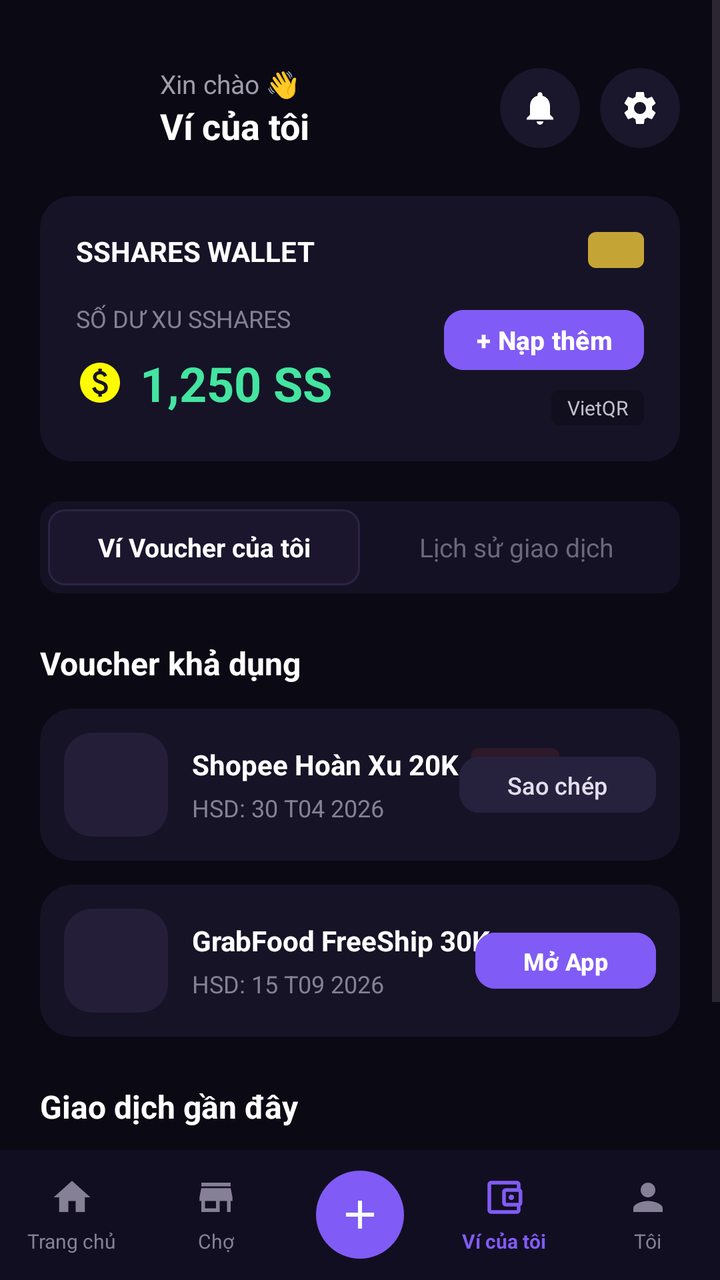
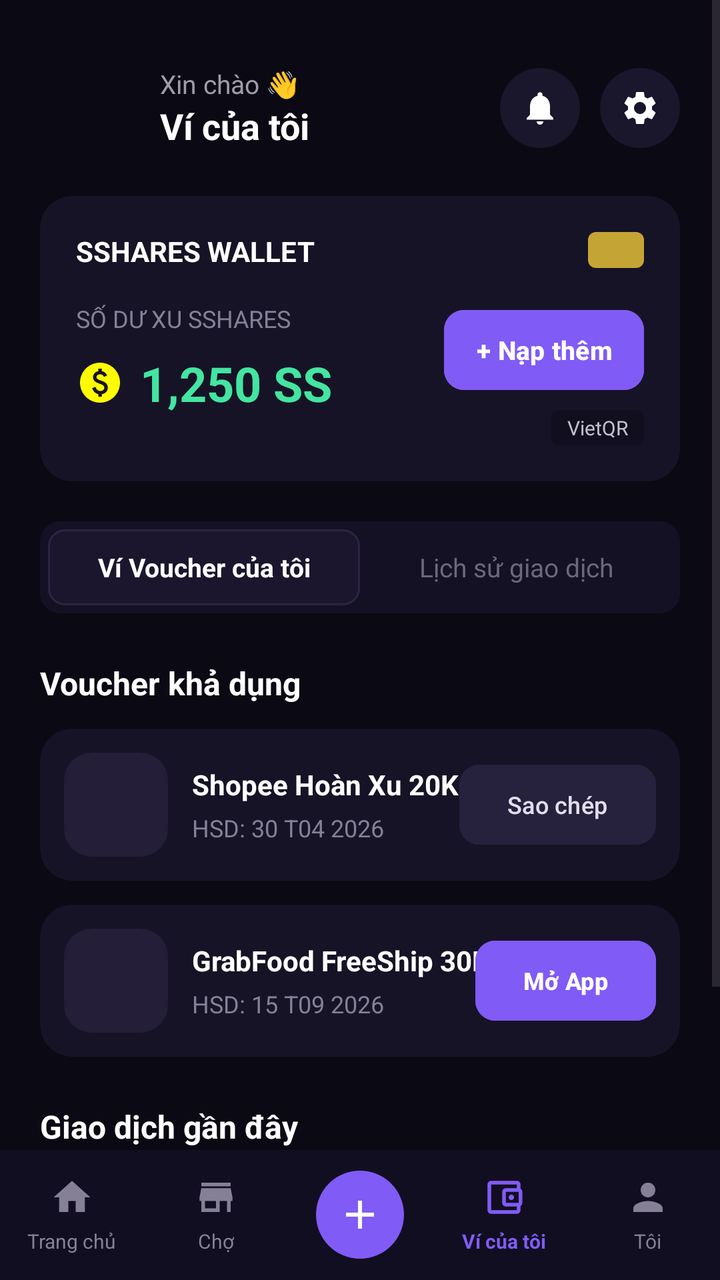

Screens rendered from an Android XML layout before and after an edit, with the pre-edit source and the edit as a unified diff.
<!-- AndroidManifest.xml: application theme Theme.SSharing -->
<!-- res/layout/activity_wallet.xml -->
<?xml version="1.0" encoding="utf-8"?>
<RelativeLayout xmlns:android="http://schemas.android.com/apk/res/android"
    xmlns:app="http://schemas.android.com/apk/res-auto"
    android:layout_width="match_parent"
    android:layout_height="match_parent"
    android:background="#0B0914">

    
    <ScrollView
        android:layout_width="match_parent"
        android:layout_height="match_parent"
        android:layout_above="@id/bottomNavigation"
        android:fillViewport="true">

        <LinearLayout
            android:layout_width="match_parent"
            android:layout_height="wrap_content"
            android:orientation="vertical"
            android:padding="20dp">

            
            <RelativeLayout
                android:layout_width="match_parent"
                android:layout_height="wrap_content"
                android:layout_marginTop="10dp"
                android:layout_marginBottom="20dp">

                <com.google.android.material.imageview.ShapeableImageView
                    android:id="@+id/imgAvatar"
                    android:layout_width="48dp"
                    android:layout_height="48dp"
                    android:scaleType="centerCrop"
                    app:shapeAppearanceOverlay="@style/CircularImage" />

                <LinearLayout
                    android:layout_width="wrap_content"
                    android:layout_height="wrap_content"
                    android:layout_centerVertical="true"
                    android:layout_marginStart="12dp"
                    android:layout_toEndOf="@id/imgAvatar"
                    android:orientation="vertical">

                    <TextView
                        android:layout_width="wrap_content"
                        android:layout_height="wrap_content"
                        android:text="Xin chào 👋"
                        android:textColor="#A09CAB"
                        android:textSize="13sp" />

                    <TextView
                        android:layout_width="wrap_content"
                        android:layout_height="wrap_content"
                        android:text="Ví của tôi"
                        android:textColor="#FFFFFF"
                        android:textSize="18sp"
                        android:textStyle="bold" />
                </LinearLayout>

                <LinearLayout
                    android:layout_width="wrap_content"
                    android:layout_height="wrap_content"
                    android:layout_alignParentEnd="true"
                    android:layout_centerVertical="true">

                    <ImageView
                        android:layout_width="40dp"
                        android:layout_height="40dp"
                        android:background="@drawable/bg_circle_icon"
                        android:padding="10dp"
                        android:src="@drawable/ic_bell"
                        app:tint="#FFFFFF" />

                    <ImageView
                        android:layout_width="40dp"
                        android:layout_height="40dp"
                        android:layout_marginStart="10dp"
                        android:background="@drawable/bg_circle_icon"
                        android:padding="10dp"
                        android:src="@drawable/ic_settings"
                        app:tint="#FFFFFF" />
                </LinearLayout>
            </RelativeLayout>

            
            <androidx.cardview.widget.CardView
                android:layout_width="match_parent"
                android:layout_height="wrap_content"
                android:layout_marginBottom="20dp"
                app:cardBackgroundColor="#161327"
                app:cardCornerRadius="16dp"
                app:cardElevation="0dp">

                <RelativeLayout
                    android:layout_width="match_parent"
                    android:layout_height="wrap_content"
                    android:padding="18dp">

                    <TextView
                        android:id="@+id/tvWalletTitle"
                        android:layout_width="wrap_content"
                        android:layout_height="wrap_content"
                        android:text="SSHARES WALLET"
                        android:textColor="#FFFFFF"
                        android:textSize="14sp"
                        android:textStyle="bold" />

                    <View
                        android:layout_width="28dp"
                        android:layout_height="18dp"
                        android:layout_alignParentEnd="true"
                        android:background="@drawable/bg_chip_gold" />

                    <TextView
                        android:id="@+id/tvBalanceLabel"
                        android:layout_width="wrap_content"
                        android:layout_height="wrap_content"
                        android:layout_below="@id/tvWalletTitle"
                        android:layout_marginTop="16dp"
                        android:text="SỐ DƯ XU SSHARES"
                        android:textColor="#858095"
                        android:textSize="12sp" />

                    <LinearLayout
                        android:layout_width="wrap_content"
                        android:layout_height="wrap_content"
                        android:layout_below="@id/tvBalanceLabel"
                        android:layout_marginTop="8dp"
                        android:gravity="center_vertical">

                        <ImageView
                            android:layout_width="24dp"
                            android:layout_height="24dp"
                            android:src="@drawable/ic_coin" />

                        <TextView
                            android:layout_width="wrap_content"
                            android:layout_height="wrap_content"
                            android:layout_marginStart="8dp"
                            android:text="1,250 SS"
                            android:textColor="#43E5A0"
                            android:textSize="24sp"
                            android:textStyle="bold" />
                    </LinearLayout>

                    <LinearLayout
                        android:layout_width="wrap_content"
                        android:layout_height="wrap_content"
                        android:layout_below="@id/tvWalletTitle"
                        android:layout_alignParentEnd="true"
                        android:layout_marginTop="16dp"
                        android:gravity="end"
                        android:orientation="vertical">

                        <Button
                            android:layout_width="wrap_content"
                            android:layout_height="38dp"
                            android:backgroundTint="#815BF5"
                            android:paddingHorizontal="16dp"
                            android:text="+ Nạp thêm"
                            android:textAllCaps="false"
                            android:textColor="#FFFFFF"
                            android:textSize="13sp"
                            android:textStyle="bold"
                            app:cornerRadius="10dp" />

                        <TextView
                            android:layout_width="wrap_content"
                            android:layout_height="wrap_content"
                            android:layout_marginTop="6dp"
                            android:background="@drawable/bg_tag_dark"
                            android:paddingHorizontal="8dp"
                            android:paddingVertical="2dp"
                            android:text="VietQR"
                            android:textColor="#C2BECE"
                            android:textSize="10sp" />
                    </LinearLayout>
                </RelativeLayout>
            </androidx.cardview.widget.CardView>

            
            <LinearLayout
                android:layout_width="match_parent"
                android:layout_height="46dp"
                android:layout_marginBottom="24dp"
                android:background="@drawable/bg_tab_container"
                android:padding="4dp">

                <TextView
                    android:layout_width="0dp"
                    android:layout_height="match_parent"
                    android:layout_weight="1"
                    android:background="@drawable/bg_tab_active"
                    android:gravity="center"
                    android:text="Ví Voucher của tôi"
                    android:textColor="#FFFFFF"
                    android:textSize="13sp"
                    android:textStyle="bold" />

                <TextView
                    android:layout_width="0dp"
                    android:layout_height="match_parent"
                    android:layout_weight="1"
                    android:gravity="center"
                    android:text="Lịch sử giao dịch"
                    android:textColor="#6C677A"
                    android:textSize="13sp" />
            </LinearLayout>

            
            <TextView
                android:layout_width="wrap_content"
                android:layout_height="wrap_content"
                android:layout_marginBottom="12dp"
                android:text="Voucher khả dụng"
                android:textColor="#FFFFFF"
                android:textSize="16sp"
                android:textStyle="bold" />

            
            <androidx.cardview.widget.CardView
                android:layout_width="match_parent"
                android:layout_height="wrap_content"
                android:layout_marginBottom="12dp"
                app:cardBackgroundColor="#161327"
                app:cardCornerRadius="16dp"
                app:cardElevation="0dp">

                <RelativeLayout
                    android:layout_width="match_parent"
                    android:layout_height="wrap_content"
                    android:padding="12dp">

                    <ImageView
                        android:id="@+id/imgShopee"
                        android:layout_width="52dp"
                        android:layout_height="52dp"
                        android:background="@drawable/bg_rounded_icon"
                        android:scaleType="centerCrop" />

                    <LinearLayout
                        android:layout_width="wrap_content"
                        android:layout_height="wrap_content"
                        android:layout_centerVertical="true"
                        android:layout_marginStart="12dp"
                        android:layout_toEndOf="@id/imgShopee"
                        android:orientation="vertical">

                        <LinearLayout
                            android:layout_width="wrap_content"
                            android:layout_height="wrap_content"
                            android:gravity="center_vertical">

                            <TextView
                                android:layout_width="wrap_content"
                                android:layout_height="wrap_content"
                                android:text="Shopee Hoàn Xu 20K"
                                android:textColor="#FFFFFF"
                                android:textSize="14sp"
                                android:textStyle="bold" />

                            <TextView
                                android:layout_width="wrap_content"
                                android:layout_height="wrap_content"
                                android:layout_marginStart="6dp"
                                android:background="@drawable/bg_badge_pink"
                                android:paddingHorizontal="6dp"
                                android:paddingVertical="2dp"
                                android:text="Đã Quét"
                                android:textColor="#FF4D8D"
                                android:textSize="9sp" />
                        </LinearLayout>

                        <TextView
                            android:layout_width="wrap_content"
                            android:layout_height="wrap_content"
                            android:layout_marginTop="4dp"
                            android:text="HSD: 30 T04 2026"
                            android:textColor="#858095"
                            android:textSize="12sp" />
                    </LinearLayout>

                    <Button
                        android:layout_width="wrap_content"
                        android:layout_height="36dp"
                        android:layout_alignParentEnd="true"
                        android:layout_centerVertical="true"
                        android:backgroundTint="#26213D"
                        android:text="Sao chép"
                        android:textAllCaps="false"
                        android:textColor="#E2DEEC"
                        android:textSize="12sp"
                        app:cornerRadius="10dp" />
                </RelativeLayout>
            </androidx.cardview.widget.CardView>

            
            <androidx.cardview.widget.CardView
                android:layout_width="match_parent"
                android:layout_height="wrap_content"
                android:layout_marginBottom="24dp"
                app:cardBackgroundColor="#161327"
                app:cardCornerRadius="16dp"
                app:cardElevation="0dp">

                <RelativeLayout
                    android:layout_width="match_parent"
                    android:layout_height="wrap_content"
                    android:padding="12dp">

                    <ImageView
                        android:id="@+id/imgGrab"
                        android:layout_width="52dp"
                        android:layout_height="52dp"
                        android:background="@drawable/bg_rounded_icon"
                        android:scaleType="centerInside" />

                    <LinearLayout
                        android:layout_width="wrap_content"
                        android:layout_height="wrap_content"
                        android:layout_centerVertical="true"
                        android:layout_marginStart="12dp"
                        android:layout_toEndOf="@id/imgGrab"
                        android:orientation="vertical">

                        <TextView
                            android:layout_width="wrap_content"
                            android:layout_height="wrap_content"
                            android:text="GrabFood FreeShip 30K"
                            android:textColor="#FFFFFF"
                            android:textSize="14sp"
                            android:textStyle="bold" />

                        <TextView
                            android:layout_width="wrap_content"
                            android:layout_height="wrap_content"
                            android:layout_marginTop="4dp"
                            android:text="HSD: 15 T09 2026"
                            android:textColor="#858095"
                            android:textSize="12sp" />
                    </LinearLayout>

                    <Button
                        android:layout_width="wrap_content"
                        android:layout_height="36dp"
                        android:layout_alignParentEnd="true"
                        android:layout_centerVertical="true"
                        android:backgroundTint="#815BF5"
                        android:text="Mở App"
                        android:textAllCaps="false"
                        android:textColor="#FFFFFF"
                        android:textSize="12sp"
                        android:textStyle="bold"
                        app:cornerRadius="10dp" />
                </RelativeLayout>
            </androidx.cardview.widget.CardView>

            
            <TextView
                android:layout_width="wrap_content"
                android:layout_height="wrap_content"
                android:layout_marginBottom="12dp"
                android:text="Giao dịch gần đây"
                android:textColor="#FFFFFF"
                android:textSize="16sp"
                android:textStyle="bold" />

            
            <RelativeLayout
                android:layout_width="match_parent"
                android:layout_height="wrap_content"
                android:layout_marginBottom="12dp">

                <ImageView
                    android:id="@+id/icTx1"
                    android:layout_width="20dp"
                    android:layout_height="20dp"
                    android:layout_centerVertical="true"
                    android:src="@drawable/ic_arrow_down_left"
                    app:tint="#43E5A0" />

                <TextView
                    android:layout_width="wrap_content"
                    android:layout_height="wrap_content"
                    android:layout_centerVertical="true"
                    android:layout_marginStart="10dp"
                    android:layout_toEndOf="@id/icTx1"
                    android:text="Nạp xu qua VietQR"
                    android:textColor="#FFFFFF"
                    android:textSize="14sp" />

                <TextView
                    android:layout_width="wrap_content"
                    android:layout_height="wrap_content"
                    android:layout_alignParentEnd="true"
                    android:layout_centerVertical="true"
                    android:text="+500 SS"
                    android:textColor="#43E5A0"
                    android:textSize="14sp"
                    android:textStyle="bold" />
            </RelativeLayout>

            
            <RelativeLayout
                android:layout_width="match_parent"
                android:layout_height="wrap_content"
                android:layout_marginBottom="12dp">

                <ImageView
                    android:id="@+id/icTx2"
                    android:layout_width="20dp"
                    android:layout_height="20dp"
                    android:layout_centerVertical="true"
                    android:src="@drawable/ic_arrow_up_right"
                    app:tint="#FFFFFF" />

                <TextView
                    android:layout_width="wrap_content"
                    android:layout_height="wrap_content"
                    android:layout_centerVertical="true"
                    android:layout_marginStart="10dp"
                    android:layout_toEndOf="@id/icTx2"
                    android:text="Mua Voucher Highlands"
                    android:textColor="#FFFFFF"
                    android:textSize="14sp" />

                <TextView
                    android:layout_width="wrap_content"
                    android:layout_height="wrap_content"
                    android:layout_alignParentEnd="true"
                    android:layout_centerVertical="true"
                    android:text="-35 SS"
                    android:textColor="#FFFFFF"
                    android:textSize="14sp"
                    android:textStyle="bold" />
            </RelativeLayout>

        </LinearLayout>
    </ScrollView>

    
    <LinearLayout
        android:id="@+id/bottomNavigation"
        android:layout_width="match_parent"
        android:layout_height="65dp"
        android:layout_alignParentBottom="true"
        android:background="#120E21"
        android:gravity="center_vertical"
        android:orientation="horizontal"
        android:weightSum="5">

        
        <LinearLayout
            android:layout_width="0dp"
            android:layout_height="wrap_content"
            android:layout_weight="1"
            android:gravity="center"
            android:orientation="vertical">

            <ImageView
                android:layout_width="22dp"
                android:layout_height="22dp"
                android:src="@drawable/ic_home"
                app:tint="#858095" />

            <TextView
                android:layout_width="wrap_content"
                android:layout_height="wrap_content"
                android:layout_marginTop="4dp"
                android:text="Trang chủ"
                android:textColor="#858095"
                android:textSize="10sp" />
        </LinearLayout>

        
        <LinearLayout
            android:layout_width="0dp"
            android:layout_height="wrap_content"
            android:layout_weight="1"
            android:gravity="center"
            android:orientation="vertical">

            <ImageView
                android:layout_width="22dp"
                android:layout_height="22dp"
                android:src="@drawable/ic_market"
                app:tint="#858095" />

            <TextView
                android:layout_width="wrap_content"
                android:layout_height="wrap_content"
                android:layout_marginTop="4dp"
                android:text="Chợ"
                android:textColor="#858095"
                android:textSize="10sp" />
        </LinearLayout>

        
        <RelativeLayout
            android:layout_width="0dp"
            android:layout_height="wrap_content"
            android:layout_weight="1"
            android:gravity="center">

            <ImageView
                android:layout_width="44dp"
                android:layout_height="44dp"
                android:background="@drawable/bg_circle_purple"
                android:padding="10dp"
                android:src="@drawable/ic_plus"
                app:tint="#FFFFFF" />
        </RelativeLayout>

        
        <LinearLayout
            android:layout_width="0dp"
            android:layout_height="wrap_content"
            android:layout_weight="1"
            android:gravity="center"
            android:orientation="vertical">

            <ImageView
                android:layout_width="22dp"
                android:layout_height="22dp"
                android:src="@drawable/ic_wallet"
                app:tint="#815BF5" />

            <TextView
                android:layout_width="wrap_content"
                android:layout_height="wrap_content"
                android:layout_marginTop="4dp"
                android:text="Ví của tôi"
                android:textColor="#815BF5"
                android:textSize="10sp"
                android:textStyle="bold" />
        </LinearLayout>

        
        <LinearLayout
            android:layout_width="0dp"
            android:layout_height="wrap_content"
            android:layout_weight="1"
            android:gravity="center"
            android:orientation="vertical">

            <ImageView
                android:layout_width="22dp"
                android:layout_height="22dp"
                android:src="@drawable/ic_user"
                app:tint="#858095" />

            <TextView
                android:layout_width="wrap_content"
                android:layout_height="wrap_content"
                android:layout_marginTop="4dp"
                android:text="Tôi"
                android:textColor="#858095"
                android:textSize="10sp" />
        </LinearLayout>

    </LinearLayout>

</RelativeLayout>
<!-- resources referenced by this layout -->
<resources>
  <!-- drawable bg_badge_pink (drawable) -->
  <shape xmlns:android="http://schemas.android.com/apk/res/android">
      <solid android:color="#2D1929" />
      <corners android:radius="4dp" />
  </shape>
  <!-- drawable bg_chip_gold (drawable) -->
  <shape xmlns:android="http://schemas.android.com/apk/res/android">
      <solid android:color="#C5A436" />
      <corners android:radius="4dp" />
  </shape>
  <!-- drawable bg_circle_icon (drawable) -->
  <shape xmlns:android="http://schemas.android.com/apk/res/android" android:shape="oval">
      <solid android:color="#1A162B" />
  </shape>
  <!-- drawable bg_circle_purple (drawable) -->
  <shape xmlns:android="http://schemas.android.com/apk/res/android" android:shape="oval">
      <solid android:color="#815BF5" />
  </shape>
  <!-- drawable bg_rounded_icon (drawable) -->
  <?xml version="1.0" encoding="utf-8"?>
  <shape xmlns:android="http://schemas.android.com/apk/res/android"
      android:shape="rectangle">
      <corners android:radius="14dp" />
      <solid android:color="#241E38" />
  </shape>
  <!-- drawable bg_tab_active (drawable) -->
  <shape xmlns:android="http://schemas.android.com/apk/res/android">
      <solid android:color="#1B162E" />
      <corners android:radius="8dp" />
      <stroke android:width="1dp" android:color="#2B2544" />
  </shape>
  <!-- drawable bg_tab_container (drawable) -->
  <shape xmlns:android="http://schemas.android.com/apk/res/android">
      <solid android:color="#141124" />
      <corners android:radius="10dp" />
  </shape>
  <!-- drawable bg_tag_dark (drawable) -->
  <shape xmlns:android="http://schemas.android.com/apk/res/android">
      <solid android:color="#110E1E" />
      <corners android:radius="4dp" />
  </shape>
  <!-- drawable ic_arrow_down_left (drawable) -->
  <vector xmlns:android="http://schemas.android.com/apk/res/android" android:autoMirrored="true" android:height="24dp" android:tint="#2FFF00" android:viewportHeight="24" android:viewportWidth="24" android:width="24dp">
        
      <path android:fillColor="@android:color/white" android:pathData="M20,5.41L18.59,4 7,15.59V9H5v10h10v-2H8.41z"/>
      
  </vector>
  <!-- drawable ic_arrow_up_right (drawable) -->
  <vector xmlns:android="http://schemas.android.com/apk/res/android"
      android:width="24dp"
      android:height="24dp"
      android:viewportWidth="24"
      android:viewportHeight="24">
      <path
          android:fillColor="#FFFFFFFF"
          android:pathData="M9,5v2h6.59L4.29,18.29l1.41,1.41L17,8.41V15h2V5H9z"/>
  </vector>
  <!-- drawable ic_home (drawable) -->
  <vector xmlns:android="http://schemas.android.com/apk/res/android"
      android:width="24dp"
      android:height="24dp"
      android:viewportWidth="24"
      android:viewportHeight="24">
      <path
          android:fillColor="#FFFFFFFF"
          android:pathData="M10,20v-6h4v6h5v-8h3L12,3 2,12h3v8z"/>
  </vector>
  <!-- drawable ic_market (drawable) -->
  <vector xmlns:android="http://schemas.android.com/apk/res/android"
      android:width="24dp"
      android:height="24dp"
      android:viewportWidth="24"
      android:viewportHeight="24">
      <path
          android:fillColor="#FFFFFFFF"
          android:pathData="M20,4H4v2h16V4zm0,3H4l-1,5v2h1v6h10v-6h4v6h2v-6h1v-2l-1,-5zm-8,11H6v-4h6v4z"/>
  </vector>
  <!-- drawable ic_plus (drawable) -->
  <vector xmlns:android="http://schemas.android.com/apk/res/android"
      android:width="24dp"
      android:height="24dp"
      android:viewportWidth="24"
      android:viewportHeight="24">
      <path
          android:fillColor="#FFFFFFFF"
          android:pathData="M19,13h-6v6h-2v-6H5v-2h6V5h2v6h6v2z"/>
  </vector>
  <style name="CircularImage">
          <item name="cornerSize">50%</item>
      </style>
  <style name="Theme.SSharing" parent="Base.Theme.SSharing" />
  <style name="Base.Theme.SSharing" parent="Theme.Material3.DayNight.NoActionBar">
          
          
      </style>
  <!-- unchanged entries left out for length: 5 -->
</resources>

<!-- the commit's change to res/layout/activity_wallet.xml (unified diff, before → after) -->
@@ -66,6 +66,7 @@
                         android:layout_width="40dp"
                         android:layout_height="40dp"
                         android:background="@drawable/bg_circle_icon"
+                        android:contentDescription="Thông báo"
                         android:padding="10dp"
                         android:src="@drawable/ic_bell"
                         app:tint="#FFFFFF" />
@@ -75,6 +76,7 @@
                         android:layout_height="40dp"
                         android:layout_marginStart="10dp"
                         android:background="@drawable/bg_circle_icon"
+                        android:contentDescription="Cài đặt"
                         android:padding="10dp"
                         android:src="@drawable/ic_settings"
                         app:tint="#FFFFFF" />
@@ -130,6 +132,7 @@
                         <ImageView
                             android:layout_width="24dp"
                             android:layout_height="24dp"
+                            android:contentDescription="Icon Xu"
                             android:src="@drawable/ic_coin" />
 
                         <TextView
@@ -152,8 +155,9 @@
                         android:orientation="vertical">
 
                         <Button
-                            android:layout_width="wrap_content"
-                            android:layout_height="38dp"
+                            android:id="@+id/btnDeposit"
+                            android:layout_width="wrap_content"
+                            android:layout_height="48dp"
                             android:backgroundTint="#815BF5"
                             android:paddingHorizontal="16dp"
                             android:text="+ Nạp thêm"
@@ -235,6 +239,7 @@
                         android:layout_width="52dp"
                         android:layout_height="52dp"
                         android:background="@drawable/bg_rounded_icon"
+                        android:contentDescription="Icon Shopee"
                         android:scaleType="centerCrop" />
 
                     <LinearLayout
@@ -281,7 +286,7 @@
 
                     <Button
                         android:layout_width="wrap_content"
-                        android:layout_height="36dp"
+                        android:layout_height="48dp"
                         android:layout_alignParentEnd="true"
                         android:layout_centerVertical="true"
                         android:backgroundTint="#26213D"
@@ -312,6 +317,7 @@
                         android:layout_width="52dp"
                         android:layout_height="52dp"
                         android:background="@drawable/bg_rounded_icon"
+                        android:contentDescription="Icon Grab"
                         android:scaleType="centerInside" />
 
                     <LinearLayout
@@ -341,7 +347,7 @@
 
                     <Button
                         android:layout_width="wrap_content"
-                        android:layout_height="36dp"
+                        android:layout_height="48dp"
                         android:layout_alignParentEnd="true"
                         android:layout_centerVertical="true"
                         android:backgroundTint="#815BF5"
@@ -375,6 +381,7 @@
                     android:layout_width="20dp"
                     android:layout_height="20dp"
                     android:layout_centerVertical="true"
+                    android:contentDescription="Lịch sử cộng xu"
                     android:src="@drawable/ic_arrow_down_left"
                     app:tint="#43E5A0" />
 
@@ -410,6 +417,7 @@
                     android:layout_width="20dp"
                     android:layout_height="20dp"
                     android:layout_centerVertical="true"
+                    android:contentDescription="Lịch sử trừ xu"
                     android:src="@drawable/ic_arrow_up_right"
                     app:tint="#FFFFFF" />
 
@@ -459,6 +467,7 @@
             <ImageView
                 android:layout_width="22dp"
                 android:layout_height="22dp"
+                android:contentDescription="Trang chủ"
                 android:src="@drawable/ic_home"
                 app:tint="#858095" />
 
@@ -482,6 +491,7 @@
             <ImageView
                 android:layout_width="22dp"
                 android:layout_height="22dp"
+                android:contentDescription="Chợ"
                 android:src="@drawable/ic_market"
                 app:tint="#858095" />
 
